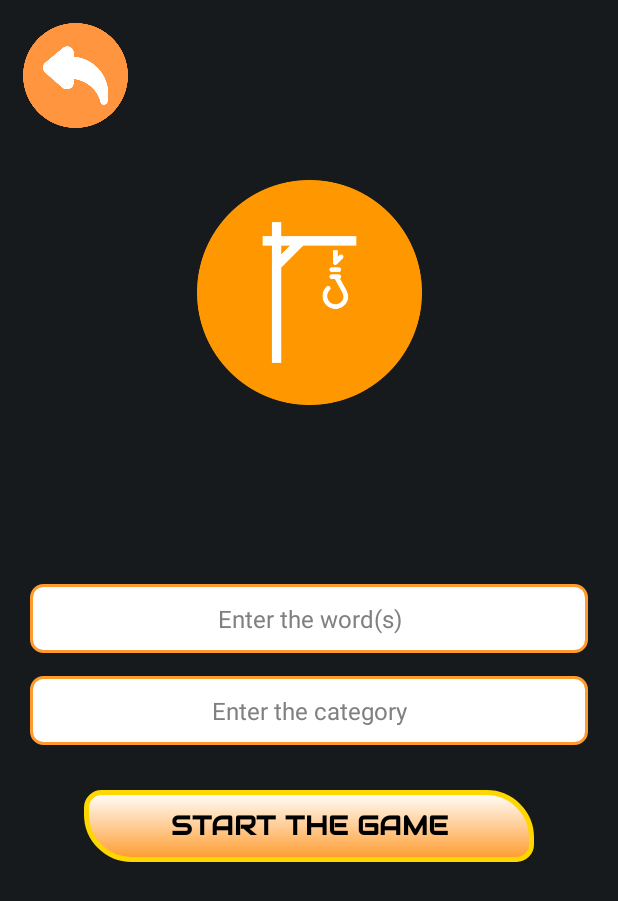
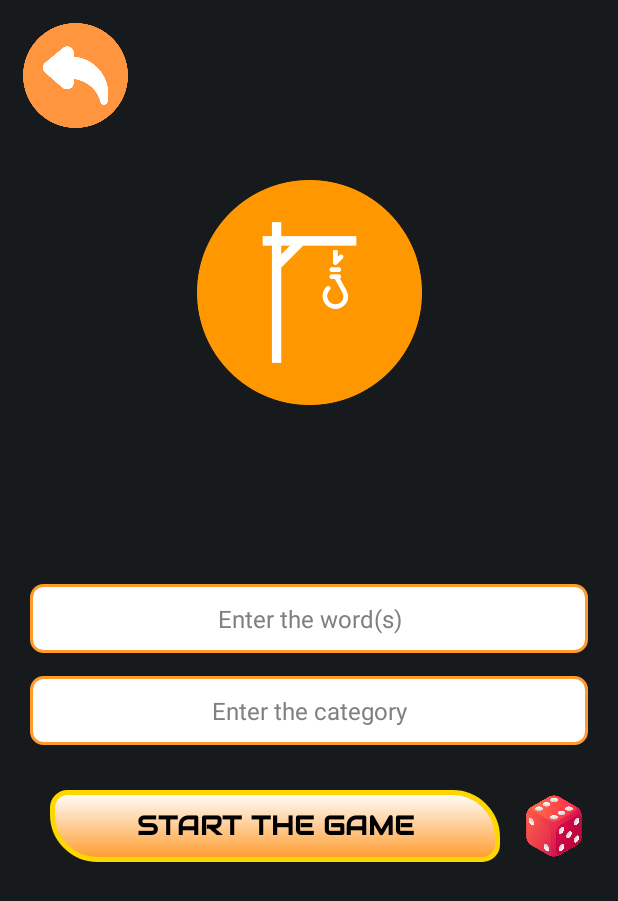
Before and after one commit to jovandeka/Hangman-game-Android, an Android app: the TwoPlayerGameActivity screen opened directly, with no data from a screen before it, on a phone screen of 412 x 824 dp. Shown: the top 901 px of the screen. Run offline under Robolectric (Android 15) with nearby library versions, the phone set to English and light mode, and no system bars.

Commit message:
Added random button for ideas in two player mode

```diff
--- a/app/src/main/res/layout/activity_two_player.xml
+++ b/app/src/main/res/layout/activity_two_player.xml
@@ -56,16 +56,16 @@
 
     <androidx.appcompat.widget.AppCompatButton
         android:id="@+id/buttonStartGame"
+        style="@style/CategoryButton"
         android:layout_width="300dp"
         android:layout_height="wrap_content"
         android:layout_marginTop="30dp"
-        style="@style/CategoryButton"
+        android:fontFamily="@font/audiowide"
         android:text="Start the Game"
-        android:fontFamily="@font/audiowide"
         android:textSize="18sp"
         android:textStyle="bold"
-        app:layout_constraintEnd_toEndOf="parent"
-        app:layout_constraintStart_toStartOf="parent"
+        app:layout_constraintEnd_toStartOf="@+id/randBtn"
+        app:layout_constraintStart_toStartOf="@+id/editTextCategory"
         app:layout_constraintTop_toBottomOf="@+id/editTextCategory" />
 
     <ImageView
@@ -77,4 +77,13 @@
         app:layout_constraintStart_toStartOf="parent"
         app:layout_constraintTop_toTopOf="parent"
         app:srcCompat="@drawable/capital" />
+
+    <ImageView
+        android:id="@+id/randBtn"
+        android:layout_width="45dp"
+        android:layout_height="45dp"
+        app:layout_constraintBottom_toBottomOf="@+id/buttonStartGame"
+        app:layout_constraintEnd_toEndOf="@+id/editTextCategory"
+        app:layout_constraintTop_toTopOf="@+id/buttonStartGame"
+        app:srcCompat="@drawable/random_dice" />
 </androidx.constraintlayout.widget.ConstraintLayout>
--- a/app/src/main/res/values/strings.xml
+++ b/app/src/main/res/values/strings.xml
@@ -140,6 +140,87 @@
         <item>sepia</item>
         <item>turmeric</item>
         <item>rose</item>
+    </string-array>
+
+    <string-array name="instrument">
+        <item>guitar</item>
+        <item>piano</item>
+        <item>violin</item>
+        <item>trumpet</item>
+        <item>drums</item>
+        <item>saxophone</item>
+        <item>flute</item>
+        <item>clarinet</item>
+        <item>trombone</item>
+        <item>ukulele</item>
+        <item>cello</item>
+        <item>bassoon</item>
+        <item>harmonica</item>
+        <item>accordion</item>
+        <item>xylophone</item>
+        <item>bagpipes</item>
+        <item>harp</item>
+        <item>oboe</item>
+        <item>banjo</item>
+        <item>mandolin</item>
+        <item>organ</item>
+        <item>didgeridoo</item>
+        <item>steel drum</item>
+        <item>bongos</item>
+        <item>french horn</item>
+        <item>pan flute</item>
+        <item>sitar</item>
+        <item>keyboard</item>
+        <item>marimba</item>
+        <item>accordion</item>
+        <item>synthesizer</item>
+        <item>conga</item>
+    </string-array>
+
+    <string-array name="sport">
+        <item>football</item>
+        <item>soccer</item>
+        <item>basketball</item>
+        <item>tennis</item>
+        <item>baseball</item>
+        <item>volleyball</item>
+        <item>cricket</item>
+        <item>golf</item>
+        <item>rugby</item>
+        <item>hockey</item>
+        <item>swimming</item>
+        <item>track and field</item>
+        <item>boxing</item>
+        <item>table tennis</item>
+        <item>badminton</item>
+        <item>skiing</item>
+        <item>snowboarding</item>
+        <item>surfing</item>
+        <item>cycling</item>
+        <item>karate</item>
+        <item>wrestling</item>
+        <item>gymnastics</item>
+        <item>ice skating</item>
+        <item>rowing</item>
+        <item>sailing</item>
+        <item>softball</item>
+        <item>archery</item>
+        <item>climbing</item>
+        <item>fencing</item>
+        <item>handball</item>
+        <item>lacrosse</item>
+        <item>ultimate frisbee</item>
+        <item>water polo</item>
+        <item>canoeing</item>
+        <item>equestrian</item>
+        <item>triathlon</item>
+        <item>marathon</item>
+        <item>figure skating</item>
+        <item>bobsleigh</item>
+        <item>snooker</item>
+        <item>bowling</item>
+        <item>motorsports</item>
+        <item>climbing</item>
     </string-array>
 
     <string-array name="random">
```
Also changed, not shown: app/src/main/java/com/example/vesanje/TwoPlayerGameActivity.java (+61 -1 lines), app/src/main/res/drawable/random_dice.png (added).
